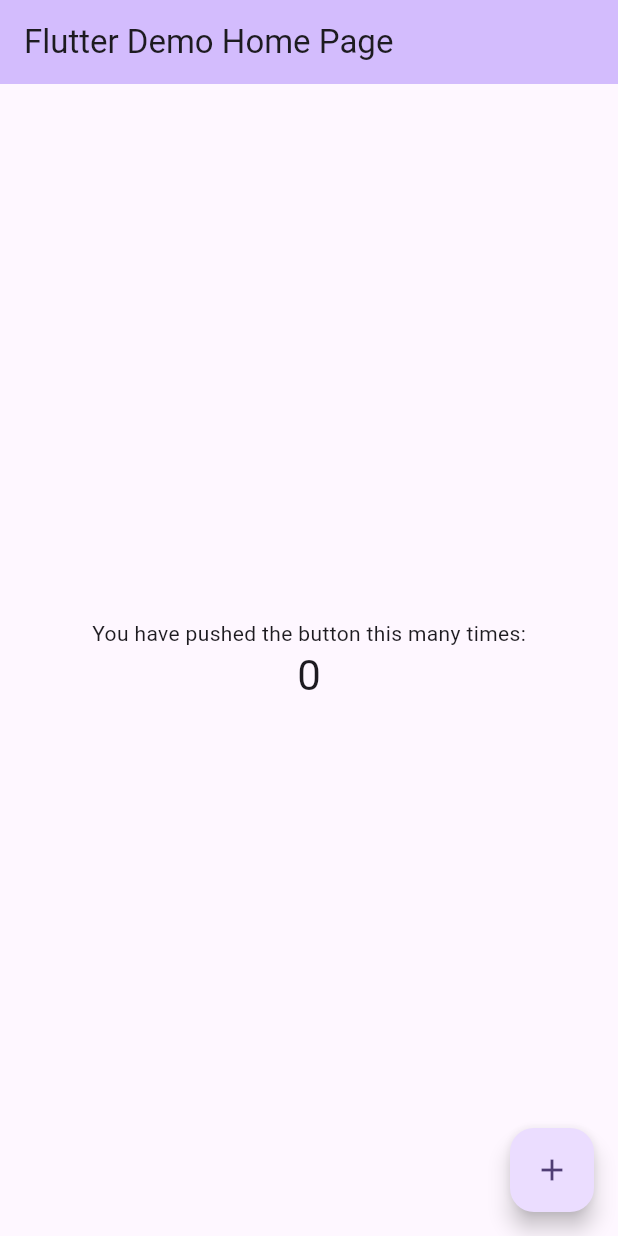
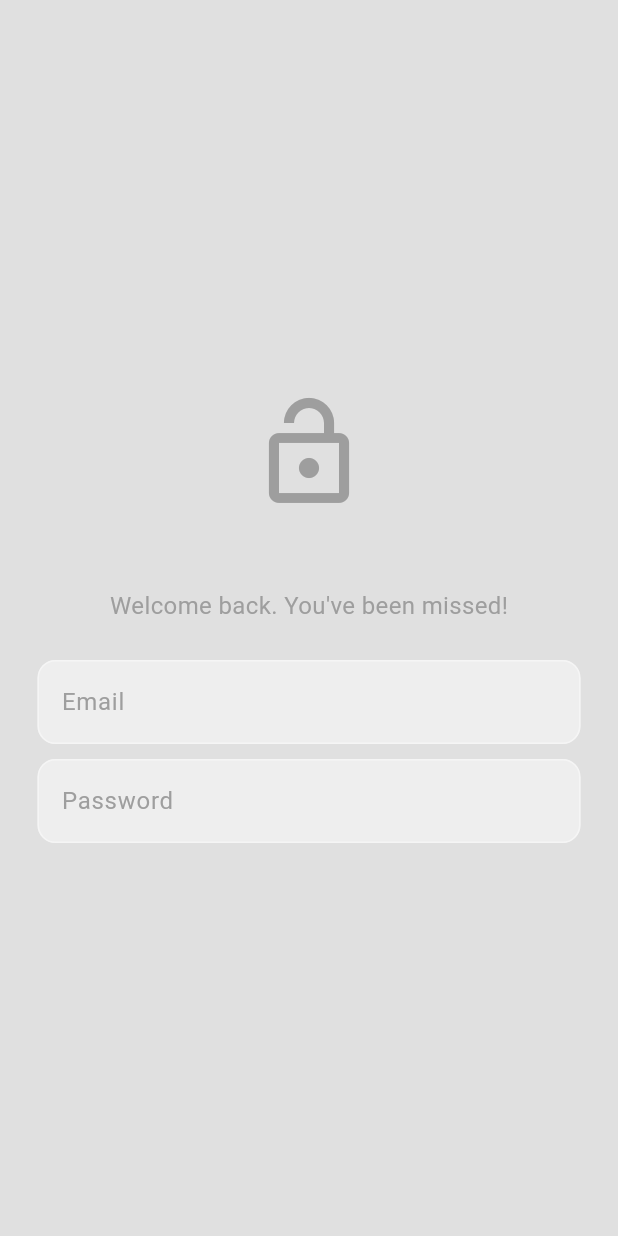
Before and after one commit to LyNNxMooon/BLocSocialApp, a Flutter app: the screen it shows after launch, on a phone screen of 412 x 824 dp. Run offline on Flutter 3.47's test engine with Material 3 defaults, Android fonts, the light colour scheme and no system bars; our stand-ins replace firebase_auth, firebase_core, flutter_bloc, gap; accounts and stored records are empty.

Commit message:
login screen

```diff
--- a/analysis_options.yaml
+++ b/analysis_options.yaml
@@ -7,7 +7,6 @@
 
 # The following line activates a set of recommended lints for Flutter apps,
 # packages, and plugins designed to encourage good coding practices.
-include: package:flutter_lints/flutter.yaml
 
 linter:
   # The lint rules applied to this project can be customized in the
@@ -23,6 +22,5 @@ linter:
   rules:
     # avoid_print: false  # Uncomment to disable the `avoid_print` rule
     # prefer_single_quotes: true  # Uncomment to enable the `prefer_single_quotes` rule
-
 # Additional information about this file can be found at
 # https://dart.dev/guides/language/analysis-options
--- /dev/null
+++ b/lib/Themes/light_mode.dart
@@ -0,0 +1,11 @@
+import 'package:flutter/material.dart';
+
+ThemeData lightMode = ThemeData(
+    colorScheme: ColorScheme.light(
+      surface: Colors.grey.shade300,
+      primary: Colors.grey.shade500,
+      secondary: Colors.grey.shade200,
+      tertiary: Colors.grey.shade100,
+      inversePrimary: Colors.grey.shade900,
+    ),
+    scaffoldBackgroundColor: Colors.grey.shade300);
--- /dev/null
+++ b/lib/domain/auth_repository.dart
@@ -0,0 +1,12 @@
+import 'package:bloc_social_app/data/vos/app_user_vo.dart';
+
+abstract class AuthRepo {
+  Future<AppUserVO?> loginWithEmailAndPassword(String email, String password);
+
+  Future<AppUserVO?> registerAppUser(
+      String name, String email, String password);
+
+  Future<void> logout();
+
+  Future<AppUserVO?> getCurrentUser();
+}
--- a/lib/main.dart
+++ b/lib/main.dart
@@ -1,125 +1,25 @@
+import 'package:bloc_social_app/Themes/light_mode.dart';
+import 'package:bloc_social_app/firebase_options.dart';
+import 'package:bloc_social_app/screens/login_screen.dart';
+import 'package:firebase_core/firebase_core.dart';
 import 'package:flutter/material.dart';
+import 'package:flutter/services.dart';
 
-void main() {
+void main() async {
+  WidgetsFlutterBinding.ensureInitialized();
+  await Firebase.initializeApp(options: DefaultFirebaseOptions.currentPlatform);
+  SystemChrome.setPreferredOrientations([DeviceOrientation.portraitUp]);
   runApp(const MyApp());
 }
 
 class MyApp extends StatelessWidget {
   const MyApp({super.key});
 
-  // This widget is the root of your application.
   @override
   Widget build(BuildContext context) {
     return MaterialApp(
-      title: 'Flutter Demo',
-      theme: ThemeData(
-        // This is the theme of your application.
-        //
-        // TRY THIS: Try running your application with "flutter run". You'll see
-        // the application has a purple toolbar. Then, without quitting the app,
-        // try changing the seedColor in the colorScheme below to Colors.green
-        // and then invoke "hot reload" (save your changes or press the "hot
-        // reload" button in a Flutter-supported IDE, or press "r" if you used
-        // the command line to start the app).
-        //
-        // Notice that the counter didn't reset back to zero; the application
-        // state is not lost during the reload. To reset the state, use hot
-        // restart instead.
-        //
-        // This works for code too, not just values: Most code changes can be
-        // tested with just a hot reload.
-        colorScheme: ColorScheme.fromSeed(seedColor: Colors.deepPurple),
-        useMaterial3: true,
-      ),
-      home: const MyHomePage(title: 'Flutter Demo Home Page'),
-    );
+        theme: lightMode,
+        debugShowCheckedModeBanner: false,
+        home: LoginScreen());
   }
 }
-
-class MyHomePage extends StatefulWidget {
-  const MyHomePage({super.key, required this.title});
-
-  // This widget is the home page of your application. It is stateful, meaning
-  // that it has a State object (defined below) that contains fields that affect
-  // how it looks.
-
-  // This class is the configuration for the state. It holds the values (in this
-  // case the title) provided by the parent (in this case the App widget) and
-  // used by the build method of the State. Fields in a Widget subclass are
-  // always marked "final".
-
-  final String title;
-
-  @override
-  State<MyHomePage> createState() => _MyHomePageState();
-}
-
-class _MyHomePageState extends State<MyHomePage> {
-  int _counter = 0;
-
-  void _incrementCounter() {
-    setState(() {
-      // This call to setState tells the Flutter framework that something has
-      // changed in this State, which causes it to rerun the build method below
-      // so that the display can reflect the updated values. If we changed
-      // _counter without calling setState(), then the build method would not be
-      // called again, and so nothing would appear to happen.
-      _counter++;
-    });
-  }
-
-  @override
-  Widget build(BuildContext context) {
-    // This method is rerun every time setState is called, for instance as done
-    // by the _incrementCounter method above.
-    //
-    // The Flutter framework has been optimized to make rerunning build methods
-    // fast, so that you can just rebuild anything that needs updating rather
-    // than having to individually change instances of widgets.
-    return Scaffold(
-      appBar: AppBar(
-        // TRY THIS: Try changing the color here to a specific color (to
-        // Colors.amber, perhaps?) and trigger a hot reload to see the AppBar
-        // change color while the other colors stay the same.
-        backgroundColor: Theme.of(context).colorScheme.inversePrimary,
-        // Here we take the value from the MyHomePage object that was created by
-        // the App.build method, and use it to set our appbar title.
-        title: Text(widget.title),
-      ),
-      body: Center(
-        // Center is a layout widget. It takes a single child and positions it
-        // in the middle of the parent.
-        child: Column(
-          // Column is also a layout widget. It takes a list of children and
-          // arranges them vertically. By default, it sizes itself to fit its
-          // children horizontally, and tries to be as tall as its parent.
-          //
-          // Column has various properties to control how it sizes itself and
-          // how it positions its children. Here we use mainAxisAlignment to
-          // center the children vertically; the main axis here is the vertical
-          // axis because Columns are vertical (the cross axis would be
-          // horizontal).
-          //
-          // TRY THIS: Invoke "debug painting" (choose the "Toggle Debug Paint"
-          // action in the IDE, or press "p" in the console), to see the
-          // wireframe for each widget.
-          mainAxisAlignment: MainAxisAlignment.center,
-          children: <Widget>[
-            const Text(
-              'You have pushed the button this many times:',
-            ),
-            Text(
-              '$_counter',
-              style: Theme.of(context).textTheme.headlineMedium,
-            ),
-          ],
-        ),
-      ),
-      floatingActionButton: FloatingActionButton(
-        onPressed: _incrementCounter,
-        tooltip: 'Increment',
-        child: const Icon(Icons.add),
-      ), // This trailing comma makes auto-formatting nicer for build methods.
-    );
-  }
-}
--- /dev/null
+++ b/lib/screens/login_screen.dart
@@ -0,0 +1,50 @@
+import 'package:bloc_social_app/widgets/text_field_widget.dart';
+import 'package:flutter/material.dart';
+import 'package:gap/gap.dart';
+
+class LoginScreen extends StatelessWidget {
+  LoginScreen({super.key});
+
+  final _emailController = TextEditingController();
+  final _passwordController = TextEditingController();
+
+  @override
+  Widget build(BuildContext context) {
+    return SafeArea(
+      child: Scaffold(
+        body: Padding(
+          padding: const EdgeInsets.symmetric(horizontal: 25),
+          child: Column(
+            mainAxisAlignment: MainAxisAlignment.center,
+            crossAxisAlignment: CrossAxisAlignment.center,
+            children: [
+              Icon(
+                Icons.lock_open_outlined,
+                size: 80,
+                color: Theme.of(context).colorScheme.primary,
+              ),
+              const Gap(50),
+              Text(
+                "Welcome back. You've been missed!",
+                style: TextStyle(
+                  fontSize: 16,
+                  color: Theme.of(context).colorScheme.primary,
+                ),
+              ),
+              const Gap(25),
+              CustomTextField(
+                  controller: _emailController,
+                  hintText: "Email",
+                  isObscure: false),
+              const Gap(10),
+              CustomTextField(
+                  controller: _passwordController,
+                  hintText: "Password",
+                  isObscure: true)
+            ],
+          ),
+        ),
+      ),
+    );
+  }
+}
--- /dev/null
+++ b/lib/widgets/text_field_widget.dart
@@ -0,0 +1,37 @@
+import 'package:flutter/material.dart';
+
+class CustomTextField extends StatelessWidget {
+  const CustomTextField(
+      {super.key,
+      required this.controller,
+      required this.hintText,
+      required this.isObscure});
+
+  final TextEditingController controller;
+  final String hintText;
+  final bool isObscure;
+
+  @override
+  Widget build(BuildContext context) {
+    return TextField(
+      controller: controller,
+      obscureText: isObscure,
+      decoration: InputDecoration(
+          //border when unselected
+          enabledBorder: OutlineInputBorder(
+              borderSide:
+                  BorderSide(color: Theme.of(context).colorScheme.tertiary),
+              borderRadius: BorderRadius.circular(12)),
+
+          //border when selected
+          focusedBorder: OutlineInputBorder(
+              borderSide:
+                  BorderSide(color: Theme.of(context).colorScheme.primary),
+              borderRadius: BorderRadius.circular(12)),
+          hintText: hintText,
+          hintStyle: TextStyle(color: Theme.of(context).colorScheme.primary),
+          fillColor: Theme.of(context).colorScheme.secondary,
+          filled: true),
+    );
+  }
+}
```
Also changed, not shown: lib/BLoc/cubits/auth/auth_cubit.dart (added, +66 -0 lines), lib/BLoc/cubits/auth/auth_states.dart (added, +19 -0 lines), lib/BLoc/pages/login_page.dart (added, +10 -0 lines), lib/data/vos/app_user_vo.dart (added, +16 -0 lines), lib/firebase/firebase_auth_repo.dart (added, +56 -0 lines), pubspec.yaml (+9 -0 lines), lib/data/vos/app_user_vo.g.dart (added), lib/firebase_options.dart (added), pubspec.lock, 6 other files.
